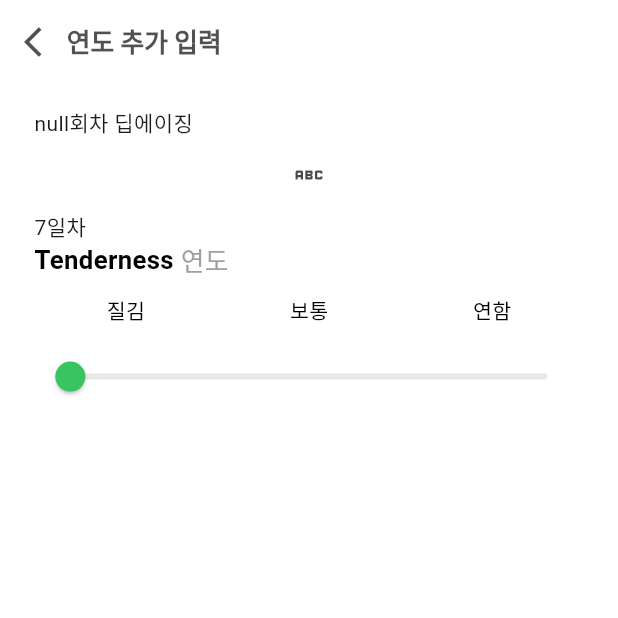
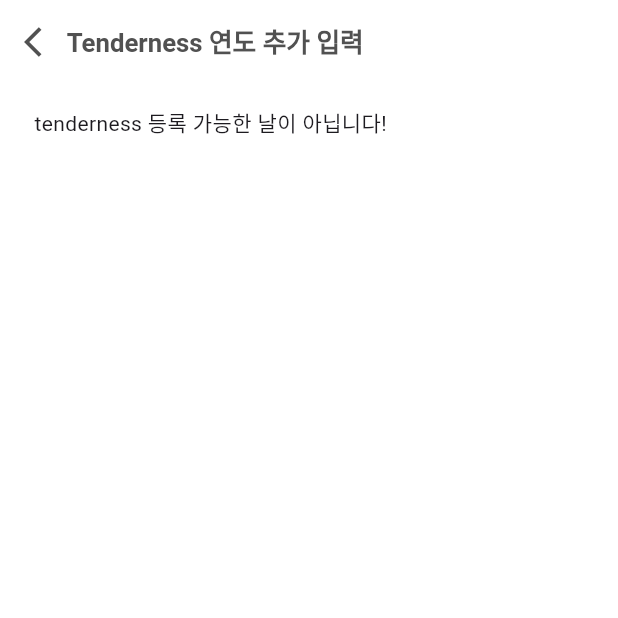
Before and after one commit to wonjuneee/20242R0136COSE48002, a Flutter app: the InsertionHeatedSensoryAddScreen screen opened by its route, on a phone screen of 412 x 824 dp, the top half of it. Run offline on Flutter 3.47's test engine with Material 3 defaults, Android fonts, the phone set to English and light mode, and no system bars; drawn by our look-alikes of syncfusion_flutter_sliders; our stand-ins replace camera, cloud_firestore, dotted_border, email_validator, firebase_auth, firebase_core and 8 more; missing offline and left inert: kpostal, qr_code_scanner, syncfusion_flutter_core, xml2json; accounts and stored records are empty; Roboto replaces fonts that are missing (Pretendard); statements that could not run were skipped.

Commit message:
feat:날짜별 UI구성

```diff
--- a/app/structure/lib/components/deep_aging_card.dart
+++ b/app/structure/lib/components/deep_aging_card.dart
@@ -18,7 +18,7 @@ import 'package:structure/components/custom_dialog.dart';
 import 'package:structure/config/palette.dart';
 import 'package:flutter/material.dart';
 import 'package:flutter_screenutil/flutter_screenutil.dart';
-import 'package:structure/config/userfuls.dart';
+import 'package:structure/config/usefuls.dart';
 
 class DeepAgingCard extends StatelessWidget {
   final bool isRaw;
--- a/app/structure/lib/screen/data_management/normal/data_management_normal_screen.dart
+++ b/app/structure/lib/screen/data_management/normal/data_management_normal_screen.dart
@@ -15,7 +15,7 @@ import 'package:structure/components/list_card.dart';
 import 'package:structure/components/loading_screen.dart';
 import 'package:structure/components/main_text_field.dart';
 import 'package:structure/config/palette.dart';
-import 'package:structure/config/userfuls.dart';
+import 'package:structure/config/usefuls.dart';
 import 'package:structure/viewModel/data_management/normal/data_management_normal_view_model.dart';
 
 class DataManagementNormalScreen extends StatefulWidget {
--- a/app/structure/lib/screen/data_management/researcher/data_management_approve_data_tab_screen.dart
+++ b/app/structure/lib/screen/data_management/researcher/data_management_approve_data_tab_screen.dart
@@ -16,7 +16,7 @@ import 'package:structure/components/list_card.dart';
 import 'package:structure/components/loading_screen.dart';
 import 'package:structure/components/main_text_field.dart';
 import 'package:structure/config/palette.dart';
-import 'package:structure/config/userfuls.dart';
+import 'package:structure/config/usefuls.dart';
 import 'package:structure/viewModel/data_management/researcher/data_management_approve_data_tab_view_model.dart';
 
 class DataManagementApproveDataTabScreen extends StatefulWidget {
--- a/app/structure/lib/screen/data_management/researcher/insertion_heated_sensory_add_screen.dart
+++ b/app/structure/lib/screen/data_management/researcher/insertion_heated_sensory_add_screen.dart
@@ -31,7 +31,7 @@ class _InsertionHeatedSensoryAddScreenState
         context.watch<InsertionHeatedSensoryAddViewModel>();
     return Scaffold(
       appBar: const CustomAppBar(
-        title: '연도 추가 입력',
+        title: 'Tenderness 연도 추가 입력',
         backButton: true,
         closeButton: false,
       ),
@@ -44,27 +44,21 @@ class _InsertionHeatedSensoryAddScreenState
                 SizedBox(height: 24.h),
                 Container(
                   alignment: Alignment.topLeft,
-                  child: Text(
-                      "${insertionHeatedSensoryAddViewModel.seqNo}회차 딥에이징"),
-                ),
-                // Container(
-                //   alignment: Alignment.topLeft,
-                //   child: Text(
-                //       "${insertionHeatedSensoryAddViewModel}회차 딥에이징"),
-                // ),
-                IconButton(
-                    onPressed: insertionHeatedSensoryAddViewModel.calculateDiff,
-                    icon: const Icon(Icons.abc)),
-                Container(
-                  alignment: Alignment.topLeft,
-                  child: Text(period[1]),
-                ),
-                const DataTitle(korText: '연도', engText: 'Tenderness'),
-                SizedBox(height: 16.h),
-                PartEval(
-                  selectedText: text,
-                  value: insertionHeatedSensoryAddViewModel.tenderness,
-                  onChanged: null,
+                  child: insertionHeatedSensoryAddViewModel.check
+                      ? Column(
+                          children: [
+                            const DataTitle(
+                                korText: '연도', engText: 'Tenderness'),
+                            SizedBox(height: 16.h),
+                            PartEval(
+                              selectedText: text,
+                              value:
+                                  insertionHeatedSensoryAddViewModel.tenderness,
+                              onChanged: null,
+                            ),
+                          ],
+                        )
+                      : const Text("tenderness 등록 가능한 날이 아닙니다!"),
                 ),
                 SizedBox(height: 32.h),
               ],
--- a/app/structure/lib/screen/meat_registration/creation_management_num_screen.dart
+++ b/app/structure/lib/screen/meat_registration/creation_management_num_screen.dart
@@ -11,7 +11,7 @@ import 'package:provider/provider.dart';
 import 'package:structure/components/custom_text_button.dart';
 import 'package:structure/components/main_button.dart';
 import 'package:structure/config/palette.dart';
-import 'package:structure/config/userfuls.dart';
+import 'package:structure/config/usefuls.dart';
 import 'package:structure/screen/meat_registration/creation_management_num_loading_screen.dart';
 import 'package:structure/viewModel/meat_registration/creation_management_num_view_model.dart.dart';
 
--- a/app/structure/lib/viewModel/data_management/normal/data_management_normal_view_model.dart
+++ b/app/structure/lib/viewModel/data_management/normal/data_management_normal_view_model.dart
@@ -3,7 +3,7 @@ import 'package:go_router/go_router.dart';
 import 'package:intl/intl.dart';
 import 'package:structure/components/custom_pop_up.dart';
 import 'package:structure/components/get_qr.dart';
-import 'package:structure/config/userfuls.dart';
+import 'package:structure/config/usefuls.dart';
 import 'package:structure/dataSource/remote_data_source.dart';
 import 'package:structure/main.dart';
 import 'package:structure/model/user_model.dart';
--- a/app/structure/lib/viewModel/data_management/normal/edit_meat_data_view_model.dart
+++ b/app/structure/lib/viewModel/data_management/normal/edit_meat_data_view_model.dart
@@ -7,7 +7,7 @@
 import 'package:flutter/material.dart';
 import 'package:go_router/go_router.dart';
 import 'package:structure/components/custom_pop_up.dart';
-import 'package:structure/config/userfuls.dart';
+import 'package:structure/config/usefuls.dart';
 import 'package:structure/dataSource/remote_data_source.dart';
 import 'package:structure/model/meat_model.dart';
 import 'package:structure/model/user_model.dart';
--- a/app/structure/lib/viewModel/data_management/normal/not_editable/insertion_meat_image_not_editable_view_model.dart
+++ b/app/structure/lib/viewModel/data_management/normal/not_editable/insertion_meat_image_not_editable_view_model.dart
@@ -6,7 +6,7 @@
 
 import 'package:flutter/material.dart';
 import 'package:go_router/go_router.dart';
-import 'package:structure/config/userfuls.dart';
+import 'package:structure/config/usefuls.dart';
 import 'package:structure/model/meat_model.dart';
 
 class InsertionMeatImageNotEditableViewModel with ChangeNotifier {
--- a/app/structure/lib/viewModel/data_management/researcher/add_deep_aging_data_view_model.dart
+++ b/app/structure/lib/viewModel/data_management/researcher/add_deep_aging_data_view_model.dart
@@ -8,7 +8,7 @@ import 'dart:convert';
 
 import 'package:flutter/material.dart';
 import 'package:structure/components/custom_pop_up.dart';
-import 'package:structure/config/userfuls.dart';
+import 'package:structure/config/usefuls.dart';
 import 'package:structure/dataSource/remote_data_source.dart';
 import 'package:structure/model/meat_model.dart';
 
--- a/app/structure/lib/viewModel/data_management/researcher/insertion_heated_sensory_add_view_model.dart
+++ b/app/structure/lib/viewModel/data_management/researcher/insertion_heated_sensory_add_view_model.dart
@@ -24,6 +24,8 @@ class InsertionHeatedSensoryAddViewModel with ChangeNotifier {
   String currentDate = Usefuls.parseDate(Usefuls.getCurrentDate());
   int dateDiff = -1;
 
+  //딥에이징 등록 후 3, 7, 14, 21일차인지 여부
+  bool check = false;
   //연도 기본 값
   double tenderness = 1;
 
@@ -36,6 +38,7 @@ class InsertionHeatedSensoryAddViewModel with ChangeNotifier {
     print(meatModel.deepAgingInfo![seqNo!]['date']);
     processCreatedAt = meatModel.deepAgingInfo![seqNo!]['date'];
     calculateDiff();
+    checkTenderness();
     notifyListeners();
   }
 
@@ -43,6 +46,13 @@ class InsertionHeatedSensoryAddViewModel with ChangeNotifier {
     dateDiff = int.parse(Usefuls.dotDateToDate(currentDate)) -
         int.parse(processCreatedAt);
     notifyListeners();
-    print(dateDiff);
+    // print(dateDiff);
+  }
+
+  void checkTenderness() {
+    if (dateDiff == 3 || dateDiff == 7 || dateDiff == 14 || dateDiff == 21) {
+      check = true;
+      notifyListeners();
+    }
   }
 }
--- a/app/structure/lib/viewModel/meat_registration/creation_management_num_view_model.dart.dart
+++ b/app/structure/lib/viewModel/meat_registration/creation_management_num_view_model.dart.dart
@@ -9,7 +9,7 @@ import 'package:flutter/material.dart';
 import 'package:flutter/services.dart';
 import 'package:go_router/go_router.dart';
 import 'package:qr_flutter/qr_flutter.dart';
-import 'package:structure/config/userfuls.dart';
+import 'package:structure/config/usefuls.dart';
 import 'package:structure/dataSource/local_data_source.dart';
 import 'package:structure/dataSource/remote_data_source.dart';
 import 'package:structure/model/meat_model.dart';
--- a/app/structure/lib/viewModel/meat_registration/insertion_meat_image_view_model.dart
+++ b/app/structure/lib/viewModel/meat_registration/insertion_meat_image_view_model.dart
@@ -11,7 +11,7 @@ import 'package:firebase_storage/firebase_storage.dart';
 import 'package:flutter/material.dart';
 import 'package:structure/components/custom_dialog.dart';
 import 'package:structure/components/custom_pop_up.dart';
-import 'package:structure/config/userfuls.dart';
+import 'package:structure/config/usefuls.dart';
 import 'package:structure/dataSource/remote_data_source.dart';
 import 'package:structure/model/meat_model.dart';
 import 'package:structure/dataSource/local_data_source.dart';
--- a/app/structure/lib/viewModel/my_page/user_info_view_model.dart
+++ b/app/structure/lib/viewModel/my_page/user_info_view_model.dart
@@ -3,7 +3,7 @@ import 'dart:convert';
 import 'package:firebase_auth/firebase_auth.dart';
 import 'package:flutter/material.dart';
 import 'package:go_router/go_router.dart';
-import 'package:structure/config/userfuls.dart';
+import 'package:structure/config/usefuls.dart';
 import 'package:structure/dataSource/local_data_source.dart';
 import 'package:structure/model/user_model.dart';
 
```
